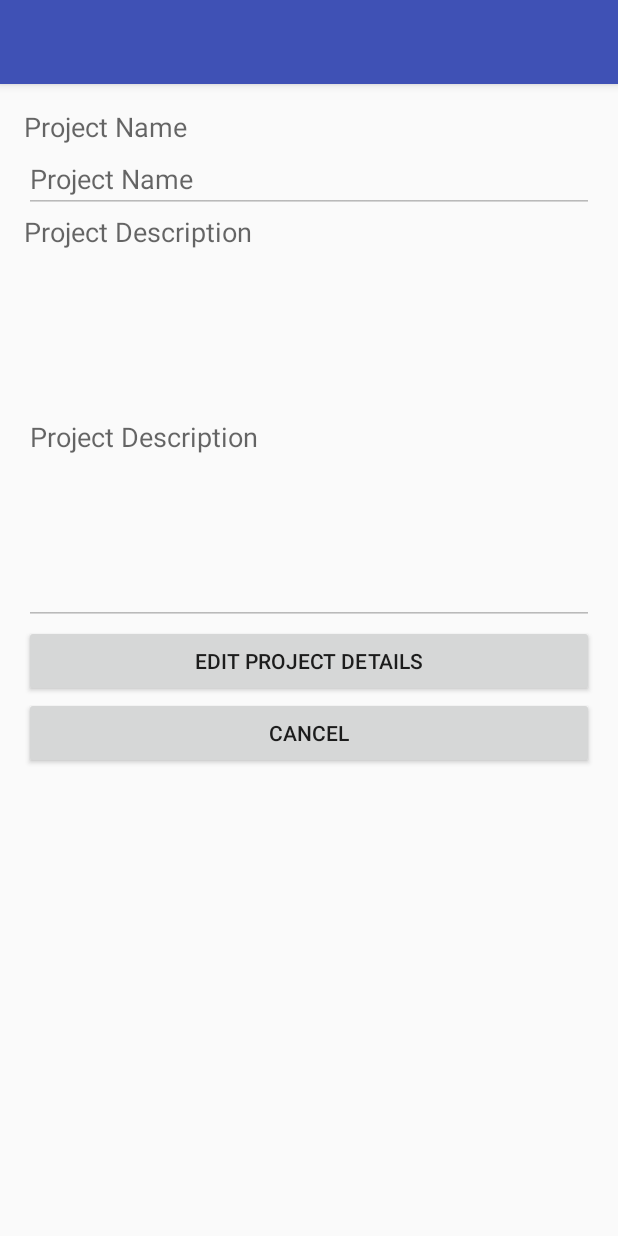
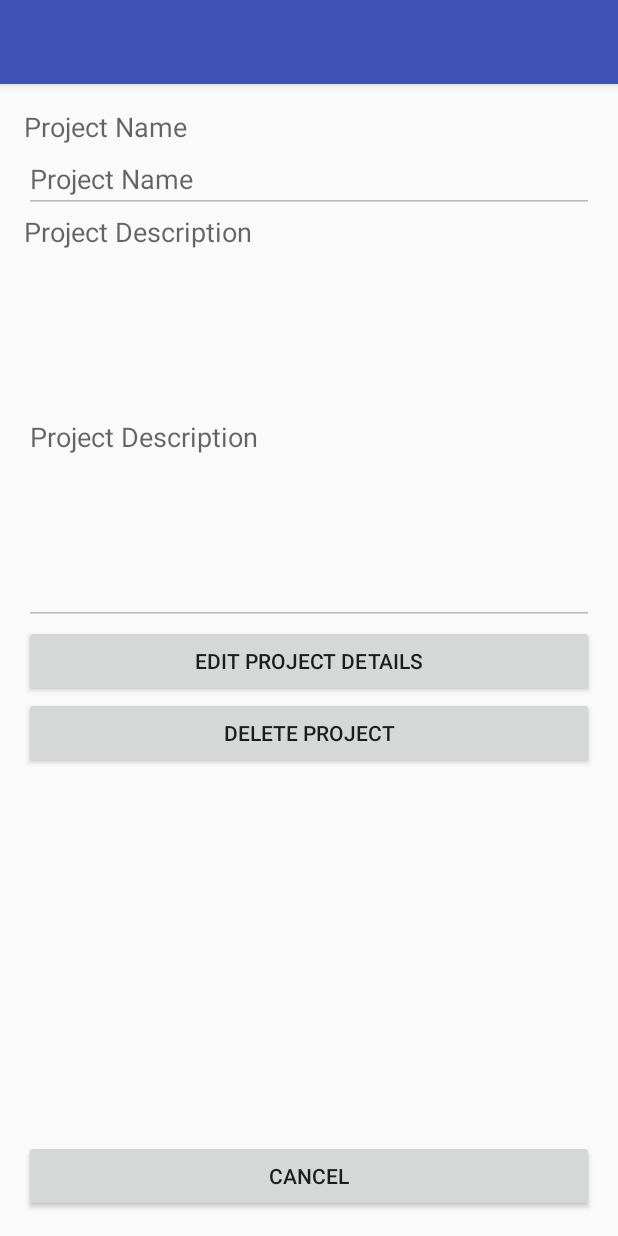
Before and after one commit to mnahm5/Task-Manager, an Android app: the ProjectSettings screen opened directly, with no data from a screen before it, on a phone screen of 412 x 824 dp. Run offline under Robolectric (Android 15) with nearby library versions, the phone set to English and light mode, and no system bars; our stand-ins replace Volley.

Commit message:
Can delete Projects

```diff
--- a/app/src/main/res/layout/activity_project_settings.xml
+++ b/app/src/main/res/layout/activity_project_settings.xml
@@ -61,6 +61,15 @@
         android:layout_height="wrap_content"
         android:text="@string/cancel"
         android:id="@+id/btCancel"
+        android:layout_alignParentBottom="true"
+        android:layout_alignParentEnd="true"
+        android:layout_alignParentStart="true" />
+
+    <Button
+        android:layout_width="wrap_content"
+        android:layout_height="wrap_content"
+        android:text="@string/delete_project"
+        android:id="@+id/btDelete"
         android:layout_below="@+id/btEdit"
         android:layout_alignParentStart="true"
         android:layout_alignParentEnd="true" />
--- a/app/src/main/res/values/strings.xml
+++ b/app/src/main/res/values/strings.xml
@@ -38,6 +38,7 @@
     <string name="due_date_n23rd_february">Due Date:\n23rd February</string>
     <string name="logout">Logout</string>
     <string name="edit_task_details">Edit Task Details</string>
+    <string name="delete_project">Delete Project</string>
     <string-array name="taskTypes">
         <item>Choose Task List</item>
         <item>To Do</item>
```
Also changed, not shown: app/src/main/java/com/example/mnahm5/task_manager/DeleteProjectRequest.java (added, +23 -0 lines), app/src/main/java/com/example/mnahm5/task_manager/ProjectSettings.java (+50 -0 lines).
